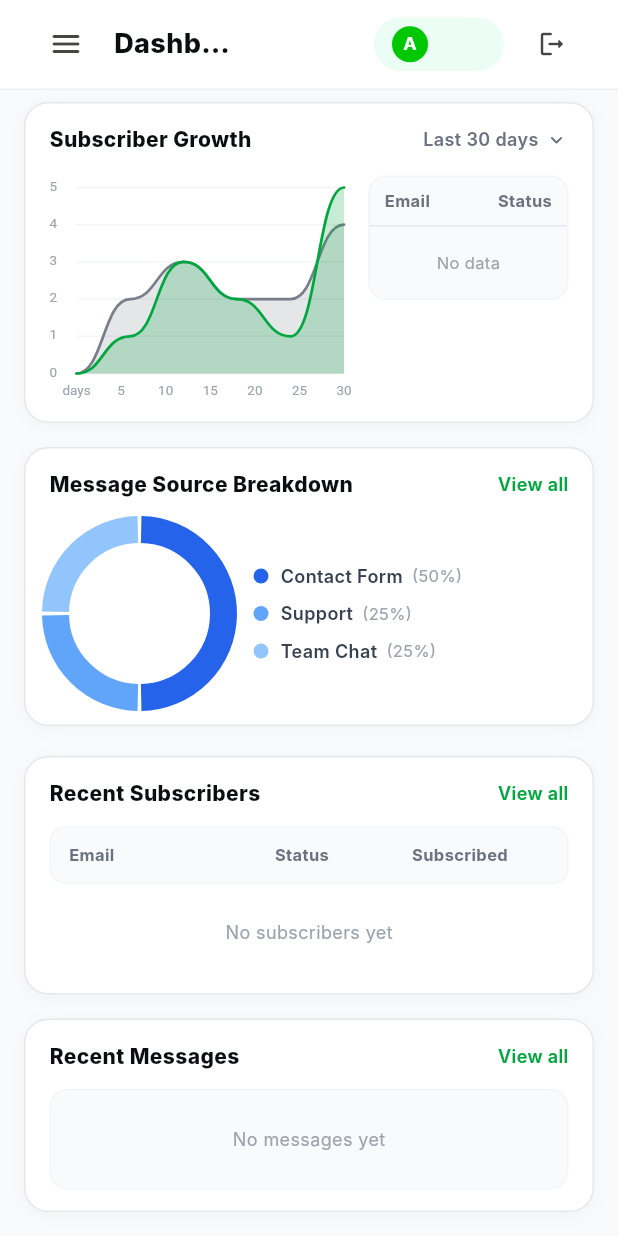
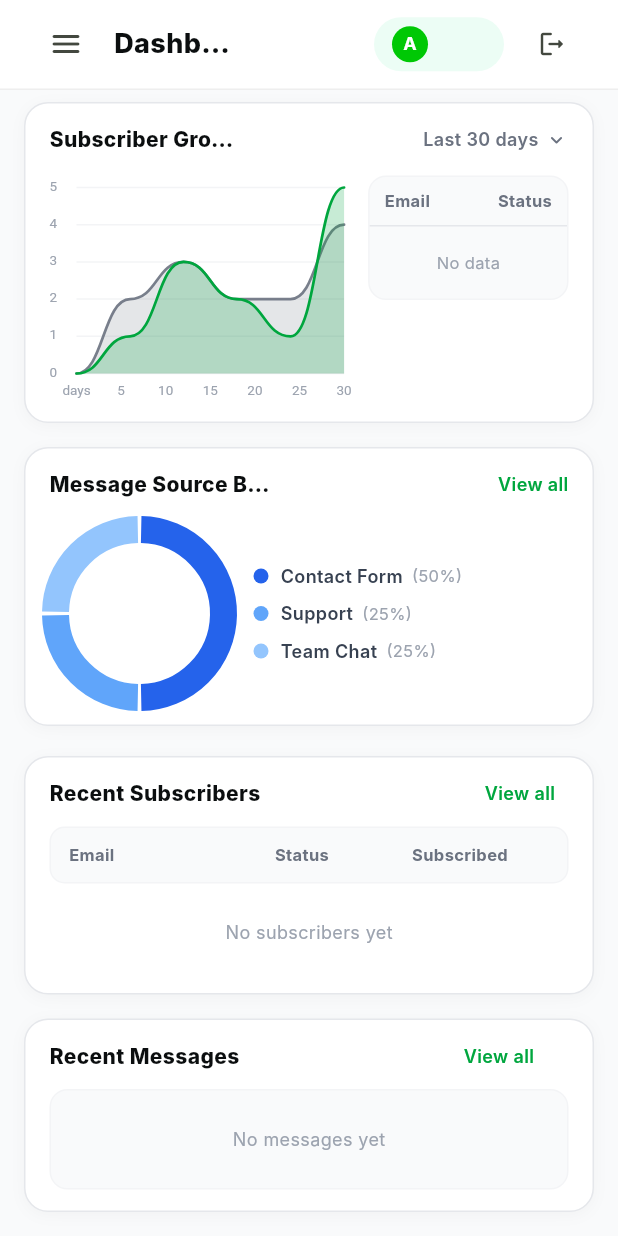
Before and after one commit to RHS39/hm_ent, a Flutter app: the AdminDashboard screen opened by its route, scrolled down 460 dp, on a phone screen of 412 x 824 dp. Run offline on Flutter 3.47's test engine with Material 3 defaults, Android fonts, the phone set to English and light mode, and no system bars; our stand-ins replace appwrite, equatable, file_picker, flutter_bloc, flutter_map, go_router and 5 more; missing offline and left inert: dart:js_interop, email_auth, extension_google_sign_in_as_googleapis_auth, googleapis, mailer; accounts and stored records are empty; network calls fail; Roboto replaces fonts that are missing (Inter); project files that could hold a hidden picture were left out.

Commit message:
Catch-all overflow guard: ellipsize remaining admin header Rows
Wrap fixed 'Text + Spacer + control' Rows in the admin dashboard across all sections with Flexible+ellipsis so nothing overflows on the right at narrow/web widths: Overview cards (Subscriber Growth, Message Source, Recent Subscribers/Messages), contacts mobile footer, subscribers mobile header, UserCard phone, products page sort/pagination.

```diff
--- a/lib/pages/admin/admin_contacts_section.dart
+++ b/lib/pages/admin/admin_contacts_section.dart
@@ -533,7 +533,7 @@
               child: Row(children: [
                 const Icon(Icons.mail_outline_rounded, size: 14, color: Color(0xFF9CA3AF)),
                 const SizedBox(width: 6),
-                Text('${filtered.length} conversations • Tap to read full message', style: const TextStyle(fontSize: 11, color: Color(0xFF9CA3AF), fontWeight: FontWeight.w500)),
+                Text('${filtered.length} conversations • Tap to read full message', maxLines: 1, overflow: TextOverflow.ellipsis, style: const TextStyle(fontSize: 11, color: Color(0xFF9CA3AF), fontWeight: FontWeight.w500)),
                 const Spacer(),
                 TextButton.icon(onPressed: widget.onRefresh, icon: const Icon(Icons.refresh_rounded, size: 14), label: const Text('Refresh', style: TextStyle(fontSize: 12)), style: TextButton.styleFrom(foregroundColor: const Color(0xFF6B7280), visualDensity: VisualDensity.compact)),
               ]),
--- a/lib/pages/admin/admin_overview_section.dart
+++ b/lib/pages/admin/admin_overview_section.dart
@@ -389,7 +389,7 @@
         children: [
           Row(
             children: [
-              const Text('Subscriber Growth', style: TextStyle(fontSize: 14, fontWeight: FontWeight.w800, color: Color(0xFF0B0E0F))),
+              const Flexible(child: Text('Subscriber Growth', overflow: TextOverflow.ellipsis, style: TextStyle(fontSize: 14, fontWeight: FontWeight.w800, color: Color(0xFF0B0E0F)))),
               const Spacer(),
               PopupMenuButton<String>(
                 onSelected: (v) => setState(() => _range = v),
@@ -611,7 +611,7 @@
         children: [
           Row(
             children: [
-              const Text('Message Source Breakdown', style: TextStyle(fontSize: 14, fontWeight: FontWeight.w800, color: Color(0xFF0B0E0F))),
+              const Flexible(child: Text('Message Source Breakdown', overflow: TextOverflow.ellipsis, style: TextStyle(fontSize: 14, fontWeight: FontWeight.w800, color: Color(0xFF0B0E0F)))),
               const Spacer(),
               InkWell(
                 onTap: () => context.go('/admin/contacts'),
@@ -768,7 +768,7 @@
         children: [
           Row(
             children: [
-              const Text('Recent Subscribers', style: TextStyle(fontSize: 14, fontWeight: FontWeight.w800, color: Color(0xFF0B0E0F))),
+              const Flexible(child: Text('Recent Subscribers', overflow: TextOverflow.ellipsis, style: TextStyle(fontSize: 14, fontWeight: FontWeight.w800, color: Color(0xFF0B0E0F)))),
               const Spacer(),
               InkWell(onTap: () => context.go('/admin/subscribers'), child: const Text('View all', style: TextStyle(fontSize: 12, fontWeight: FontWeight.w600, color: Color(0xFF00A63E)))),
             ],
@@ -839,7 +839,7 @@
         children: [
           Row(
             children: [
-              const Text('Recent Messages', style: TextStyle(fontSize: 14, fontWeight: FontWeight.w800, color: Color(0xFF0B0E0F))),
+              const Flexible(child: Text('Recent Messages', overflow: TextOverflow.ellipsis, style: TextStyle(fontSize: 14, fontWeight: FontWeight.w800, color: Color(0xFF0B0E0F)))),
               const Spacer(),
               InkWell(onTap: () => context.go('/admin/contacts'), child: const Text('View all', style: TextStyle(fontSize: 12, fontWeight: FontWeight.w600, color: Color(0xFF00A63E)))),
             ],
--- a/lib/pages/admin/admin_products_page.dart
+++ b/lib/pages/admin/admin_products_page.dart
@@ -452,7 +452,7 @@
       decoration: BoxDecoration(color: Colors.white, borderRadius: BorderRadius.circular(16), border: Border.all(color: const Color(0xFFE5E7EB))),
       child: Column(crossAxisAlignment: CrossAxisAlignment.start, children: [
         Row(children: [
-          Text('${_filtered.length} of ${_allProducts.length} products', style: const TextStyle(fontSize: 13, fontWeight: FontWeight.w700, color: Color(0xFF6B7280))),
+          Flexible(child: Text('${_filtered.length} of ${_allProducts.length} products', maxLines: 1, overflow: TextOverflow.ellipsis, style: const TextStyle(fontSize: 13, fontWeight: FontWeight.w700, color: Color(0xFF6B7280)))),
           const Spacer(),
           Container(
             padding: const EdgeInsets.symmetric(horizontal: 10),
@@ -659,7 +659,7 @@
       padding: const EdgeInsets.symmetric(horizontal: 14, vertical: 10),
       decoration: BoxDecoration(color: Colors.white, borderRadius: BorderRadius.circular(12), border: Border.all(color: const Color(0xFFE5E7EB))),
       child: Row(children: [
-        Text('Page ${_currentPage + 1} of $_totalPages • ${_filtered.length} items', style: const TextStyle(fontSize: 12, fontWeight: FontWeight.w600, color: Color(0xFF6B7280))),
+        Flexible(child: Text('Page ${_currentPage + 1} of $_totalPages • ${_filtered.length} items', maxLines: 1, overflow: TextOverflow.ellipsis, style: const TextStyle(fontSize: 12, fontWeight: FontWeight.w600, color: Color(0xFF6B7280)))),
         const Spacer(),
         const Text('Rows per page:', style: TextStyle(fontSize: 12, color: Color(0xFF6B7280))),
         const SizedBox(width: 8),
--- a/lib/pages/admin/admin_subscribers_section.dart
+++ b/lib/pages/admin/admin_subscribers_section.dart
@@ -195,7 +195,7 @@
             children: [
               const Icon(Icons.how_to_reg_rounded, size: 16, color: Color(0xFF00C805)),
               const SizedBox(width: 6),
-              const Text('Subscribers', style: TextStyle(fontSize: 14, fontWeight: FontWeight.w700, color: Color(0xFF0B0E0F))),
+              const Flexible(child: Text('Subscribers', overflow: TextOverflow.ellipsis, style: TextStyle(fontSize: 14, fontWeight: FontWeight.w700, color: Color(0xFF0B0E0F)))),
               const Spacer(),
               refreshBtn,
             ],
--- a/lib/pages/admin/admin_widgets.dart
+++ b/lib/pages/admin/admin_widgets.dart
@@ -630,7 +630,7 @@
               const SizedBox(height: 2),
               Text(email, style: const TextStyle(fontSize: 11, color: Color(0xFF6B7280)), maxLines: 1, overflow: TextOverflow.ellipsis),
               const SizedBox(height: 2),
-              Row(children: [Icon(Icons.phone_rounded, size: 11, color: const Color(0xFF9CA3AF)), const SizedBox(width: 4), Text(phone.isEmpty ? '—' : phone, style: const TextStyle(fontSize: 11, color: Color(0xFF6B7280))), const Spacer(), Container(padding: const EdgeInsets.symmetric(horizontal: 6, vertical: 2), decoration: BoxDecoration(color: status == 'active' ? const Color(0xFFECFDF5) : status == 'blocked' ? const Color(0xFFFEF2F2) : const Color(0xFFFFFBEB), borderRadius: BorderRadius.circular(100)), child: Text(status.toUpperCase(), style: TextStyle(fontSize: 10, fontWeight: FontWeight.w700, color: status == 'active' ? const Color(0xFF059669) : status == 'blocked' ? const Color(0xFFDC2626) : const Color(0xFFD97706))))]),
+              Row(children: [Icon(Icons.phone_rounded, size: 11, color: const Color(0xFF9CA3AF)), const SizedBox(width: 4), Flexible(child: Text(phone.isEmpty ? '—' : phone, maxLines: 1, overflow: TextOverflow.ellipsis, style: const TextStyle(fontSize: 11, color: Color(0xFF6B7280)))), const Spacer(), Container(padding: const EdgeInsets.symmetric(horizontal: 6, vertical: 2), decoration: BoxDecoration(color: status == 'active' ? const Color(0xFFECFDF5) : status == 'blocked' ? const Color(0xFFFEF2F2) : const Color(0xFFFFFBEB), borderRadius: BorderRadius.circular(100)), child: Text(status.toUpperCase(), style: TextStyle(fontSize: 10, fontWeight: FontWeight.w700, color: status == 'active' ? const Color(0xFF059669) : status == 'blocked' ? const Color(0xFFDC2626) : const Color(0xFFD97706))))]),
             ])),
             const Icon(Icons.chevron_right_rounded, size: 18, color: Color(0xFF9CA3AF)),
           ]),
```
